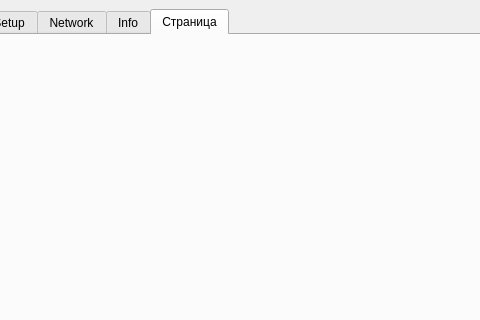
First picture: the form in mainwindow.ui, repository SergS-cod/imul, before the edit; both pictures show x 234 to 714 and y 0 to 320 of the 1040 by 1145 pixel window.
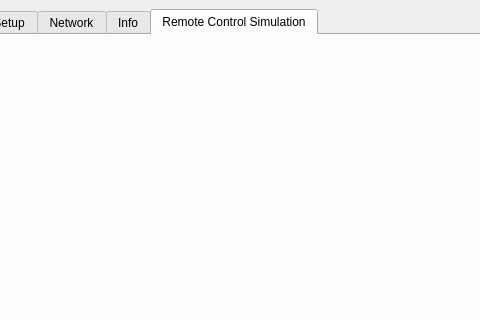
Second picture: the form after the edit. The open tabs and pages were chosen to show the change.

Commit message:
Remote Control Simulation
Remote Control Simulation

```diff
--- a/mainwindow.ui
+++ b/mainwindow.ui
@@ -10257,7 +10257,7 @@
       </widget>
       <widget class="QWidget" name="tab_18">
        <attribute name="title">
-        <string>Страница</string>
+        <string>Remote Control Simulation</string>
        </attribute>
       </widget>
      </widget>
```
Left out of the diff: 2 changed lines with no effect on the pictures. The commit also changes 3 other files.
